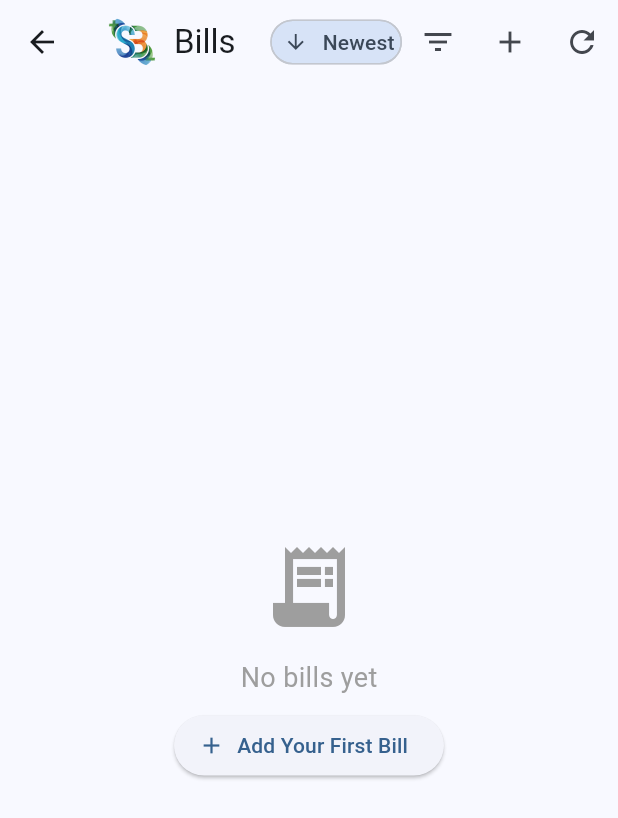
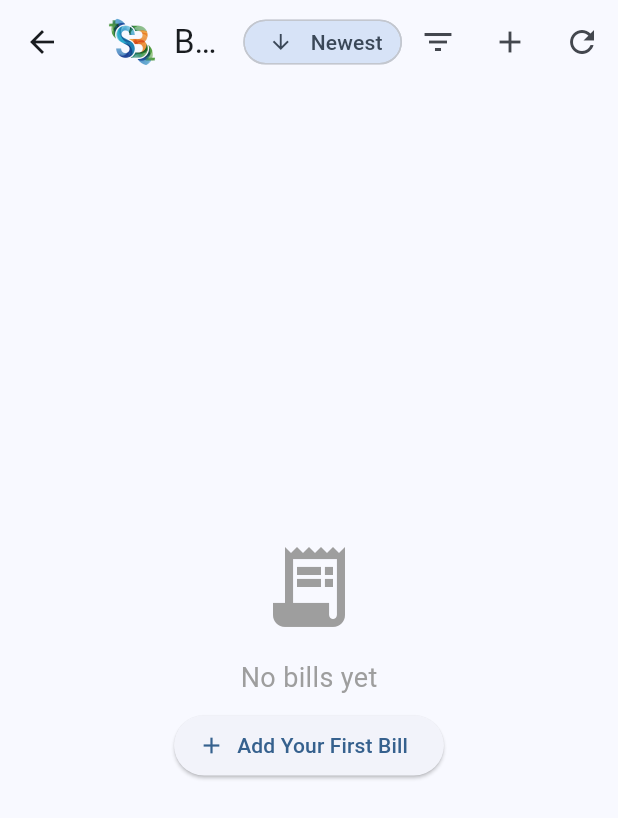
Before and after one commit to allapcallapc/SplitBalance, a Flutter app: the BillsListScreen screen opened directly, on a phone screen of 412 x 824 dp. Shown: the top 818 px of the screen. Run offline on Flutter 3.47's test engine with Material 3 defaults, Android fonts, the phone set to English and light mode, and no system bars; our stand-ins replace package_info_plus, shared_preferences, supabase_flutter; missing offline and left inert: dart:html, dart:ui_web; accounts and stored records are empty; network calls fail.

Commit message:
fix: balance padding on the bills screen sort chip
Zeroing the chip's outer padding left the icon flush against the pill
edge while the label kept extra room on the right, making it look
lopsided. Use small symmetric padding instead.

Co-Authored-By: Claude Sonnet 5 <noreply@anthropic.com>
Claude-Session: https://claude.ai/code/session_01FDuApdV9HMoHAKLNyQeV4v

```diff
--- a/lib/screens/bills_list_screen.dart
+++ b/lib/screens/bills_list_screen.dart
@@ -435,8 +435,8 @@ class _BillsListScreenState extends State<BillsListScreen>
                 labelStyle: TextStyle(
                   color: Theme.of(context).colorScheme.onSecondaryContainer,
                 ),
-                labelPadding: const EdgeInsets.only(left: 2, right: 4),
-                padding: EdgeInsets.zero,
+                labelPadding: const EdgeInsets.symmetric(horizontal: 4),
+                padding: const EdgeInsets.symmetric(horizontal: 8),
                 visualDensity: VisualDensity.compact,
                 materialTapTargetSize: MaterialTapTargetSize.shrinkWrap,
                 backgroundColor:
```
